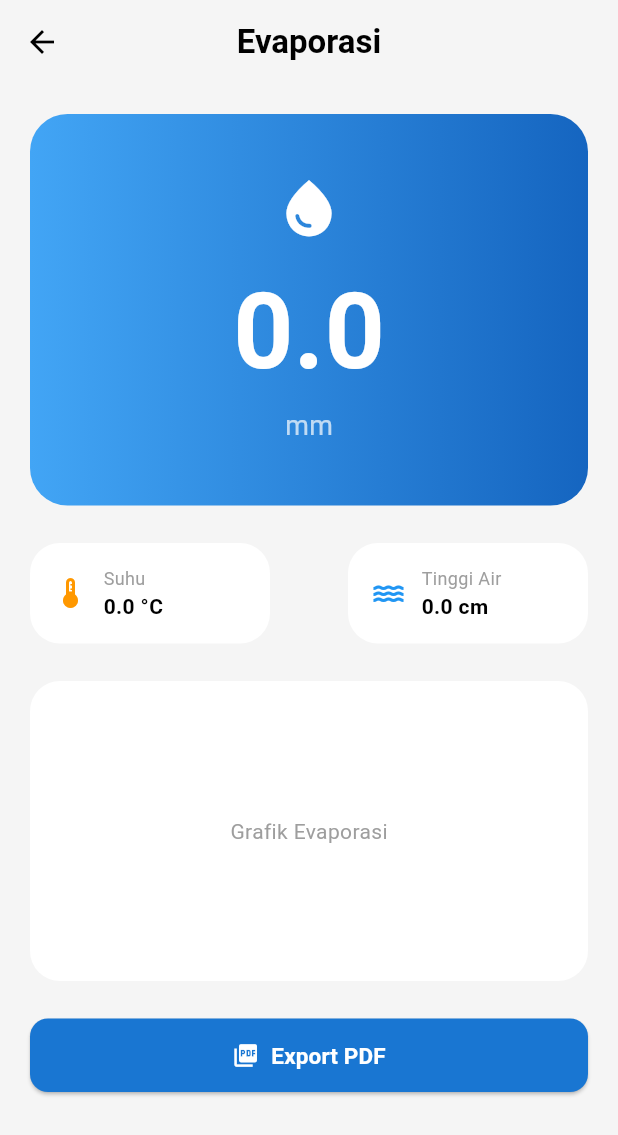
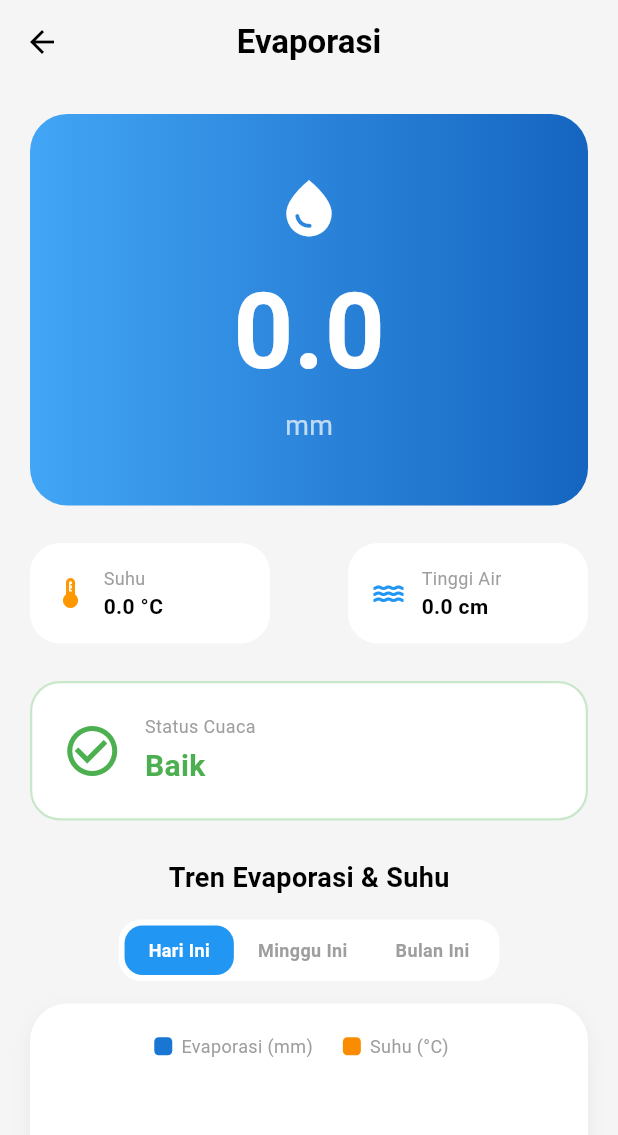
Before and after one commit to kleponijo/klimatologi, a Flutter app: the EvaporasiScreen screen opened directly, on a phone screen of 412 x 824 dp. Shown: the top 1135 px of the screen. Run offline on Flutter 3.47's test engine with Material 3 defaults, Android fonts, the light colour scheme and no system bars; drawn by our look-alikes of fl_chart; our stand-ins replace bloc, bloc_concurrency, cloud_firestore, equatable, firebase_auth, firebase_core and 7 more; accounts and stored records are empty.

Commit message:
update evaporsi

```diff
--- /dev/null
+++ b/lib/core/notification_notifier.dart
@@ -0,0 +1,8 @@
+import 'package:flutter/foundation.dart';
+
+/// Global notifier untuk peringatan cuaca di dashboard
+/// Di-update dari EvaporasiBloc, di-listen di HomeScreen
+final ValueNotifier<bool> hasWeatherAlert = ValueNotifier<bool>(false);
+
+/// Pesan peringatan yang akan ditampilkan
+final ValueNotifier<String> weatherAlertMessage = ValueNotifier<String>('');
--- a/lib/screens/home/views/home_screen.dart
+++ b/lib/screens/home/views/home_screen.dart
@@ -2,6 +2,7 @@ import 'package:flutter/material.dart';
 import 'package:google_fonts/google_fonts.dart';
 import 'package:flutter_bloc/flutter_bloc.dart';
 import '../../../blocs/authentication_bloc/authentication_bloc.dart';
+import '../../../core/notification_notifier.dart';
 import 'main_drawer.dart';
 
 class HomeScreen extends StatelessWidget {
@@ -36,10 +37,42 @@ class HomeScreen extends StatelessWidget {
           ],
         ),
         actions: [
-          IconButton(
-            icon: const Icon(Icons.notifications_none, color: Colors.black),
-            onPressed: () {
-              // Aksi notifikasi
+          ValueListenableBuilder<bool>(
+            valueListenable: hasWeatherAlert,
+            builder: (context, hasAlert, child) {
+              return Stack(
+                children: [
+                  IconButton(
+                    icon: const Icon(Icons.notifications_none,
+                        color: Colors.black),
+                    onPressed: () {
+                      // Aksi notifikasi
+                      if (hasAlert) {
+                        ScaffoldMessenger.of(context).showSnackBar(
+                          SnackBar(
+                            content: Text(weatherAlertMessage.value),
+                            backgroundColor: Colors.orange.shade800,
+                            behavior: SnackBarBehavior.floating,
+                          ),
+                        );
+                      }
+                    },
+                  ),
+                  if (hasAlert)
+                    Positioned(
+                      right: 8,
+                      top: 8,
+                      child: Container(
+                        width: 10,
+                        height: 10,
+                        decoration: const BoxDecoration(
+                          color: Colors.red,
+                          shape: BoxShape.circle,
+                        ),
+                      ),
+                    ),
+                ],
+              );
             },
           ),
           IconButton(
--- a/lib/screens/monitoring/evaporasi/blocs/evaporasi_bloc.dart
+++ b/lib/screens/monitoring/evaporasi/blocs/evaporasi_bloc.dart
@@ -4,6 +4,7 @@ import 'package:equatable/equatable.dart';
 import 'package:monitoring_repository/monitoring_repository.dart';
 
 import '../../../../core/utils/time_series_mapper.dart';
+import '../../../../core/notification_notifier.dart';
 
 part 'evaporasi_event.dart';
 part 'evaporasi_state.dart';
@@ -37,12 +38,26 @@ class EvaporasiBloc extends Bloc<EvaporasiEvent, EvaporasiState> {
     final dailyGraph = TimeSeriesMapper.toDaily(
       data: history,
       getTime: (e) => e.timestamp,
-      getValue: (e) => e.evaporasi, // ⚠️ sesuaikan nama field
+      getValue: (e) => e.evaporasi,
     );
+
+    final dailyTempGraph = TimeSeriesMapper.toDaily(
+      data: history,
+      getTime: (e) => e.timestamp,
+      getValue: (e) => e.suhu,
+    );
+
+    // Hitung status dari data terakhir history jika ada
+    final lastValue = history.isNotEmpty ? history.last.evaporasi : 0.0;
+    final (status, rain) = _computeWeatherStatus(lastValue);
+    _updateGlobalNotifier(status, rain);
 
     emit(state.copyWith(
       history: history,
       dailyValues: dailyGraph,
+      dailyTemperatures: dailyTempGraph,
+      weatherStatus: status,
+      willRain: rain,
       isLoading: false,
     ));
 
@@ -66,18 +81,26 @@ class EvaporasiBloc extends Bloc<EvaporasiEvent, EvaporasiState> {
     Emitter<EvaporasiState> emit,
   ) {
     final updated = List<double>.from(state.dailyValues);
+    final updatedTemp = List<double>.from(state.dailyTemperatures);
 
     final index = DateTime.now().hour;
 
     if (index < updated.length) {
-      updated[index] = event.data.evaporasi; // ⚠️ sesuaikan field
+      updated[index] = event.data.evaporasi;
+      updatedTemp[index] = event.data.suhu;
     }
+
+    final (status, rain) = _computeWeatherStatus(event.data.evaporasi);
+    _updateGlobalNotifier(status, rain);
 
     emit(state.copyWith(
       currentValue: event.data.evaporasi,
       temperature: event.data.suhu,
       waterLevel: event.data.tinggiAir,
       dailyValues: updated,
+      dailyTemperatures: updatedTemp,
+      weatherStatus: status,
+      willRain: rain,
     ));
   }
 
@@ -93,6 +116,7 @@ class EvaporasiBloc extends Bloc<EvaporasiEvent, EvaporasiState> {
     final history = state.history;
 
     List<double> updated;
+    List<double> updatedTemp;
 
     if (event.period == "Minggu Ini") {
       updated = TimeSeriesMapper.toWeekly(
@@ -100,11 +124,21 @@ class EvaporasiBloc extends Bloc<EvaporasiEvent, EvaporasiState> {
         getTime: (e) => e.timestamp,
         getValue: (e) => e.evaporasi,
       );
+      updatedTemp = TimeSeriesMapper.toWeekly(
+        data: history,
+        getTime: (e) => e.timestamp,
+        getValue: (e) => e.suhu,
+      );
     } else if (event.period == "Bulan Ini") {
       updated = TimeSeriesMapper.toMonthly(
         data: history,
         getTime: (e) => e.timestamp,
         getValue: (e) => e.evaporasi,
+      );
+      updatedTemp = TimeSeriesMapper.toMonthly(
+        data: history,
+        getTime: (e) => e.timestamp,
+        getValue: (e) => e.suhu,
       );
     } else {
       updated = TimeSeriesMapper.toDaily(
@@ -112,10 +146,17 @@ class EvaporasiBloc extends Bloc<EvaporasiEvent, EvaporasiState> {
         getTime: (e) => e.timestamp,
         getValue: (e) => e.evaporasi,
       );
+      updatedTemp = TimeSeriesMapper.toDaily(
+        data: history,
+        getTime: (e) => e.timestamp,
+        getValue: (e) => e.suhu,
+      );
     }
 
+    // Pertahankan status cuaca saat ini (tidak berubah karena hanya ganti periode)
     emit(state.copyWith(
       dailyValues: updated,
+      dailyTemperatures: updatedTemp,
       isLoading: false,
     ));
   }
@@ -124,6 +165,29 @@ class EvaporasiBloc extends Bloc<EvaporasiEvent, EvaporasiState> {
   Future<void> close() async {
     await _subscription?.cancel();
     return super.close();
+  }
+
+  /// =========================
+  /// 🌤️ HELPER: Status Cuaca
+  /// =========================
+  static (String status, bool willRain) _computeWeatherStatus(double value) {
+    if (value <= 5.0) {
+      return ("Baik", false);
+    } else if (value > 5.0 && value <= 10.0) {
+      return ("Sedang", true);
+    } else {
+      return ("Buruk", true);
+    }
+  }
+
+  static void _updateGlobalNotifier(String status, bool willRain) {
+    hasWeatherAlert.value = willRain;
+    if (willRain) {
+      weatherAlertMessage.value =
+          'Status evaporasi $status — potensi hujan tinggi';
+    } else {
+      weatherAlertMessage.value = '';
+    }
   }
 }
 
--- a/lib/screens/monitoring/evaporasi/blocs/evaporasi_state.dart
+++ b/lib/screens/monitoring/evaporasi/blocs/evaporasi_state.dart
@@ -6,8 +6,12 @@ class EvaporasiState extends Equatable {
   final double waterLevel; // tinggi air
   final String selectedPeriod;
 
-  final List<double> dailyValues; // untuk grafik
+  final List<double> dailyValues; // untuk grafik evaporasi
+  final List<double> dailyTemperatures; // untuk grafik suhu
   final List<Evaporasi> history;
+
+  final String weatherStatus; // Baik / Sedang / Buruk
+  final bool willRain; // true jika status Sedang/Buruk
 
   final bool isLoading;
 
@@ -17,7 +21,10 @@ class EvaporasiState extends Equatable {
     this.waterLevel = 0.0,
     this.selectedPeriod = "Hari Ini",
     this.dailyValues = const [],
+    this.dailyTemperatures = const [],
     this.history = const [],
+    this.weatherStatus = "Baik",
+    this.willRain = false,
     this.isLoading = true,
   });
 
@@ -27,7 +34,10 @@ class EvaporasiState extends Equatable {
     double? waterLevel,
     String? selectedPeriod,
     List<double>? dailyValues,
+    List<double>? dailyTemperatures,
     List<Evaporasi>? history,
+    String? weatherStatus,
+    bool? willRain,
     bool? isLoading,
   }) {
     return EvaporasiState(
@@ -36,7 +46,10 @@ class EvaporasiState extends Equatable {
       waterLevel: waterLevel ?? this.waterLevel,
       selectedPeriod: selectedPeriod ?? this.selectedPeriod,
       dailyValues: dailyValues ?? this.dailyValues,
+      dailyTemperatures: dailyTemperatures ?? this.dailyTemperatures,
       history: history ?? this.history,
+      weatherStatus: weatherStatus ?? this.weatherStatus,
+      willRain: willRain ?? this.willRain,
       isLoading: isLoading ?? this.isLoading,
     );
   }
@@ -48,7 +61,10 @@ class EvaporasiState extends Equatable {
         waterLevel,
         selectedPeriod,
         dailyValues,
+        dailyTemperatures,
         history,
+        weatherStatus,
+        willRain,
         isLoading,
       ];
 }
--- a/lib/screens/monitoring/evaporasi/views/evaporasi_screen.dart
+++ b/lib/screens/monitoring/evaporasi/views/evaporasi_screen.dart
@@ -1,6 +1,8 @@
 import 'package:flutter/material.dart';
 import 'package:flutter_bloc/flutter_bloc.dart';
 import '../blocs/evaporasi_bloc.dart';
+import 'widgets/evaporasi_chart_widget.dart';
+import 'widgets/evaporasi_period_selector.dart';
 import '../../shared/utils/pdf/pdf_export_service.dart';
 import '../../shared/widgets/export_pdf_button.dart';
 
@@ -44,7 +46,19 @@ class EvaporasiScreen extends StatelessWidget {
                 const SizedBox(height: 25),
                 _infoRow(state),
                 const SizedBox(height: 25),
-                _trendSection(),
+                _statusCard(state),
+                const SizedBox(height: 25),
+                const Text("Tren Evaporasi & Suhu",
+                    style:
+                        TextStyle(fontSize: 18, fontWeight: FontWeight.bold)),
+                const SizedBox(height: 15),
+                const EvaporasiPeriodSelector(),
+                const SizedBox(height: 15),
+                EvaporasiChartWidget(
+                  dailyValues: state.dailyValues,
+                  dailyTemperatures: state.dailyTemperatures,
+                  period: state.selectedPeriod,
+                ),
                 const SizedBox(height: 25),
                 ExportPdfButton(
                   onExport: () => PdfExportService.evaporasi(
@@ -146,21 +160,70 @@ class EvaporasiScreen extends StatelessWidget {
   }
 
   /// =========================
-  /// 📈 TREND (SIMPLE PLACEHOLDER)
+  /// 🌤️ STATUS CARD
   /// =========================
-  Widget _trendSection() {
+  Widget _statusCard(EvaporasiState state) {
+    Color statusColor;
+    IconData statusIcon;
+
+    switch (state.weatherStatus) {
+      case "Sedang":
+        statusColor = Colors.orange;
+        statusIcon = Icons.warning_amber_rounded;
+        break;
+      case "Buruk":
+        statusColor = Colors.red;
+        statusIcon = Icons.error_outline;
+        break;
+      case "Baik":
+      default:
+        statusColor = Colors.green;
+        statusIcon = Icons.check_circle_outline;
+        break;
+    }
+
     return Container(
       width: double.infinity,
-      height: 200,
+      padding: const EdgeInsets.all(20),
       decoration: BoxDecoration(
         color: Colors.white,
         borderRadius: BorderRadius.circular(20),
+        border: Border.all(color: statusColor.withOpacity(0.3), width: 1.5),
       ),
-      child: const Center(
-        child: Text(
-          "Grafik Evaporasi",
-          style: TextStyle(color: Colors.grey),
-        ),
+      child: Row(
+        children: [
+          Icon(statusIcon, color: statusColor, size: 40),
+          const SizedBox(width: 15),
+          Expanded(
+            child: Column(
+              crossAxisAlignment: CrossAxisAlignment.start,
+              children: [
+                const Text(
+                  "Status Cuaca",
+                  style: TextStyle(fontSize: 12, color: Colors.grey),
+                ),
+                const SizedBox(height: 4),
+                Text(
+                  state.weatherStatus,
+                  style: TextStyle(
+                    fontSize: 20,
+                    fontWeight: FontWeight.bold,
+                    color: statusColor,
+                  ),
+                ),
+                if (state.willRain)
+                  const Text(
+                    "⚠️ Potensi hujan tinggi",
+                    style: TextStyle(
+                      fontSize: 12,
+                      color: Colors.red,
+                      fontWeight: FontWeight.w500,
+                    ),
+                  ),
+              ],
+            ),
+          ),
+        ],
       ),
     );
   }
--- /dev/null
+++ b/lib/screens/monitoring/evaporasi/views/widgets/evaporasi_chart_widget.dart
@@ -0,0 +1,249 @@
+import 'package:fl_chart/fl_chart.dart';
+import 'package:flutter/material.dart';
+
+class EvaporasiChartWidget extends StatelessWidget {
+  final List<double> dailyValues;
+  final List<double> dailyTemperatures;
+  final String period;
+
+  const EvaporasiChartWidget({
+    super.key,
+    required this.dailyValues,
+    required this.dailyTemperatures,
+    required this.period,
+  });
+
+  double _getMaxY(List<double> data) {
+    if (data.isEmpty) return 10;
+    final max = data.reduce((a, b) => a > b ? a : b);
+    return (max + 5).clamp(10, 100);
+  }
+
+  List<double> _safeData(List<double> data) {
+    return data.map((e) {
+      if (e.isNaN || e.isInfinite) return 0.0;
+      return e < 0 ? 0.0 : e;
+    }).toList();
+  }
+
+  @override
+  Widget build(BuildContext context) {
+    final safeValues = _safeData(dailyValues);
+    final safeTemps = _safeData(dailyTemperatures);
+
+    // Gunakan max dari kedua dataset agar skala Y sesuai
+    final maxY = _getMaxY([
+      ...safeValues,
+      ...safeTemps,
+    ]);
+
+    return Container(
+      height: 280,
+      padding: const EdgeInsets.fromLTRB(10, 20, 20, 10),
+      decoration: BoxDecoration(
+        color: Colors.white,
+        borderRadius: BorderRadius.circular(25),
+        boxShadow: [
+          BoxShadow(
+            color: Colors.black.withOpacity(0.05),
+            blurRadius: 10,
+            offset: const Offset(0, 5),
+          )
+        ],
+      ),
+      child: Column(
+        children: [
+          // Legend
+          Row(
+            mainAxisAlignment: MainAxisAlignment.center,
+            children: [
+              _legendItem(Colors.blue.shade700, "Evaporasi (mm)"),
+              const SizedBox(width: 20),
+              _legendItem(Colors.orange.shade600, "Suhu (°C)"),
+            ],
+          ),
+          const SizedBox(height: 10),
+          Expanded(
+            child: LineChart(
+              duration: const Duration(milliseconds: 600),
+              curve: Curves.easeOutCubic,
+              LineChartData(
+                minY: 0,
+                maxY: maxY,
+                gridData: const FlGridData(show: false),
+                borderData: FlBorderData(show: false),
+                titlesData: FlTitlesData(
+                  show: true,
+                  rightTitles: const AxisTitles(
+                      sideTitles: SideTitles(showTitles: false)),
+                  topTitles: const AxisTitles(
+                      sideTitles: SideTitles(showTitles: false)),
+                  leftTitles: const AxisTitles(
+                      sideTitles: SideTitles(showTitles: false)),
+                  bottomTitles: AxisTitles(
+                    sideTitles: SideTitles(
+                      showTitles: true,
+                      reservedSize: 30,
+                      interval: _getInterval(),
+                      getTitlesWidget: (value, meta) {
+                        return SideTitleWidget(
+                          meta: meta,
+                          space: 8,
+                          child: Text(
+                            _getBottomTitle(value),
+                            style: const TextStyle(
+                                color: Colors.grey, fontSize: 10),
+                          ),
+                        );
+                      },
+                    ),
+                  ),
+                ),
+                lineBarsData: [
+                  // === Garis Evaporasi ===
+                  LineChartBarData(
+                    spots: safeValues.asMap().entries.map((e) {
+                      return FlSpot(e.key.toDouble(), e.value);
+                    }).toList(),
+                    isCurved: true,
+                    curveSmoothness: 0.2,
+                    preventCurveOverShooting: true,
+                    color: Colors.blue.shade700,
+                    barWidth: 3,
+                    isStrokeCapRound: true,
+                    dotData: FlDotData(
+                      show: true,
+                      getDotPainter: (spot, percent, bar, index) {
+                        if (index == safeValues.length - 1) {
+                          return FlDotCirclePainter(
+                            radius: 5,
+                            color: Colors.blue.shade900,
+                            strokeWidth: 2,
+                            strokeColor: Colors.white,
+                          );
+                        }
+                        return FlDotCirclePainter(radius: 0);
+                      },
+                    ),
+                    belowBarData: BarAreaData(
+                      show: true,
+                      gradient: LinearGradient(
+                        colors: [
+                          Colors.blue.withOpacity(0.25),
+                          Colors.blue.withOpacity(0.05),
+                          Colors.transparent
+                        ],
+                        begin: Alignment.topCenter,
+                        end: Alignment.bottomCenter,
+                      ),
+                    ),
+                  ),
+                  // === Garis Suhu ===
+                  LineChartBarData(
+                    spots: safeTemps.asMap().entries.map((e) {
+                      return FlSpot(e.key.toDouble(), e.value);
+                    }).toList(),
+                    isCurved: true,
+                    curveSmoothness: 0.2,
+                    preventCurveOverShooting: true,
+                    color: Colors.orange.shade600,
+                    barWidth: 3,
+                    isStrokeCapRound: true,
+                    dotData: FlDotData(
+                      show: true,
+                      getDotPainter: (spot, percent, bar, index) {
+                        if (index == safeTemps.length - 1) {
+                          return FlDotCirclePainter(
+                            radius: 5,
+                            color: Colors.orange.shade800,
+                            strokeWidth: 2,
+                            strokeColor: Colors.white,
+                          );
+                        }
+                        return FlDotCirclePainter(radius: 0);
+                      },
+                    ),
+                    belowBarData: BarAreaData(
+                      show: true,
+                      gradient: LinearGradient(
+                        colors: [
+                          Colors.orange.withOpacity(0.25),
+                          Colors.orange.withOpacity(0.05),
+                          Colors.transparent
+                        ],
+                        begin: Alignment.topCenter,
+                        end: Alignment.bottomCenter,
+                      ),
+                    ),
+                  ),
+                ],
+                lineTouchData: LineTouchData(
+                  handleBuiltInTouches: true,
+                  touchTooltipData: LineTouchTooltipData(
+                    getTooltipItems: (touchedSpots) {
+                      return touchedSpots.map((spot) {
+                        final isEvaporasi = spot.barIndex == 0;
+                        final label = isEvaporasi ? "Evaporasi" : "Suhu";
+                        final unit = isEvaporasi ? "mm" : "°C";
+                        return LineTooltipItem(
+                          "$label: ${spot.y.toStringAsFixed(1)} $unit",
+                          TextStyle(
+                            color: isEvaporasi
+                                ? Colors.blue.shade100
+                                : Colors.orange.shade100,
+                            fontWeight: FontWeight.bold,
+                          ),
+                        );
+                      }).toList();
+                    },
+                  ),
+                ),
+              ),
+            ),
+          ),
+        ],
+      ),
+    );
+  }
+
+  Widget _legendItem(Color color, String label) {
+    return Row(
+      children: [
+        Container(
+          width: 12,
+          height: 12,
+          decoration: BoxDecoration(
+            color: color,
+            borderRadius: BorderRadius.circular(3),
+          ),
+        ),
+        const SizedBox(width: 6),
+        Text(
+          label,
+          style: const TextStyle(fontSize: 12, color: Colors.grey),
+        ),
+      ],
+    );
+  }
+
+  String _getBottomTitle(double value) {
+    int index = value.toInt();
+    final len = dailyValues.length;
+    if (index < 0 || index >= len) return '';
+
+    if (period == "Hari Ini") {
+      return index % 4 == 0 ? "${index.toString().padLeft(2, '0')}:00" : "";
+    } else if (period == "Minggu Ini") {
+      const days = ["Sen", "Sel", "Rab", "Kam", "Jum", "Sab", "Min"];
+      return days[index % 7];
+    } else {
+      return (index + 1) % 5 == 0 ? "${index + 1}" : "";
+    }
+  }
+
+  double _getInterval() {
+    if (period == "Hari Ini") return 1;
+    if (period == "Minggu Ini") return 1;
+    return 1;
+  }
+}
--- /dev/null
+++ b/lib/screens/monitoring/evaporasi/views/widgets/evaporasi_period_selector.dart
@@ -0,0 +1,54 @@
+import 'package:flutter/material.dart';
+import 'package:flutter_bloc/flutter_bloc.dart';
+import '../../blocs/evaporasi_bloc.dart';
+
+class EvaporasiPeriodSelector extends StatelessWidget {
+  const EvaporasiPeriodSelector({super.key});
+
+  @override
+  Widget build(BuildContext context) {
+    final selectedPeriod =
+        context.select((EvaporasiBloc bloc) => bloc.state.selectedPeriod);
+
+    return Container(
+      padding: const EdgeInsets.all(4),
+      decoration: BoxDecoration(
+        color: Colors.white,
+        borderRadius: BorderRadius.circular(15),
+      ),
+      child: Row(
+        mainAxisSize: MainAxisSize.min,
+        children: [
+          _buildTab(context, "Hari Ini", selectedPeriod),
+          _buildTab(context, "Minggu Ini", selectedPeriod),
+          _buildTab(context, "Bulan Ini", selectedPeriod),
+        ],
+      ),
+    );
+  }
+
+  Widget _buildTab(BuildContext context, String label, String current) {
+    bool isActive = label == current;
+
+    return GestureDetector(
+      onTap: () {
+        context.read<EvaporasiBloc>().add(EvaporasiPeriodChanged(label));
+      },
+      child: Container(
+        padding: const EdgeInsets.symmetric(horizontal: 16, vertical: 8),
+        decoration: BoxDecoration(
+          color: isActive ? Colors.blue : Colors.transparent,
+          borderRadius: BorderRadius.circular(12),
+        ),
+        child: Text(
+          label,
+          style: TextStyle(
+            color: isActive ? Colors.white : Colors.grey,
+            fontWeight: FontWeight.bold,
+            fontSize: 12,
+          ),
+        ),
+      ),
+    );
+  }
+}
```
Also changed, not shown: 1 other file.
